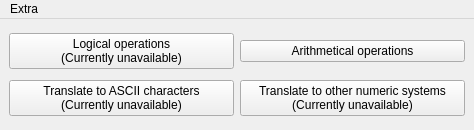
This is src/main_window/main_window.ui in VladKk/BinaRy as Qt 5 draws it before an edit. The edited form follows.
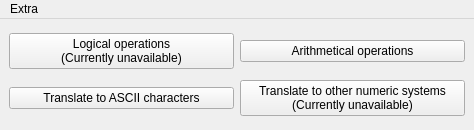
This is the edited form.

Commit message: Add parser to ASCII characters + fix some bugs + change Qt CMake path in CMakeLists

What changed in the file:
```diff
--- a/src/main_window/main_window.ui
+++ b/src/main_window/main_window.ui
@@ -51,8 +51,7 @@
     <item row="1" column="0">
      <widget class="QPushButton" name="buttonCharParse">
       <property name="text">
-       <string>Translate to ASCII characters
-(Currently unavailable)</string>
+       <string>Translate to ASCII characters</string>
       </property>
      </widget>
     </item>
```
The commit also changes 9 other files.
